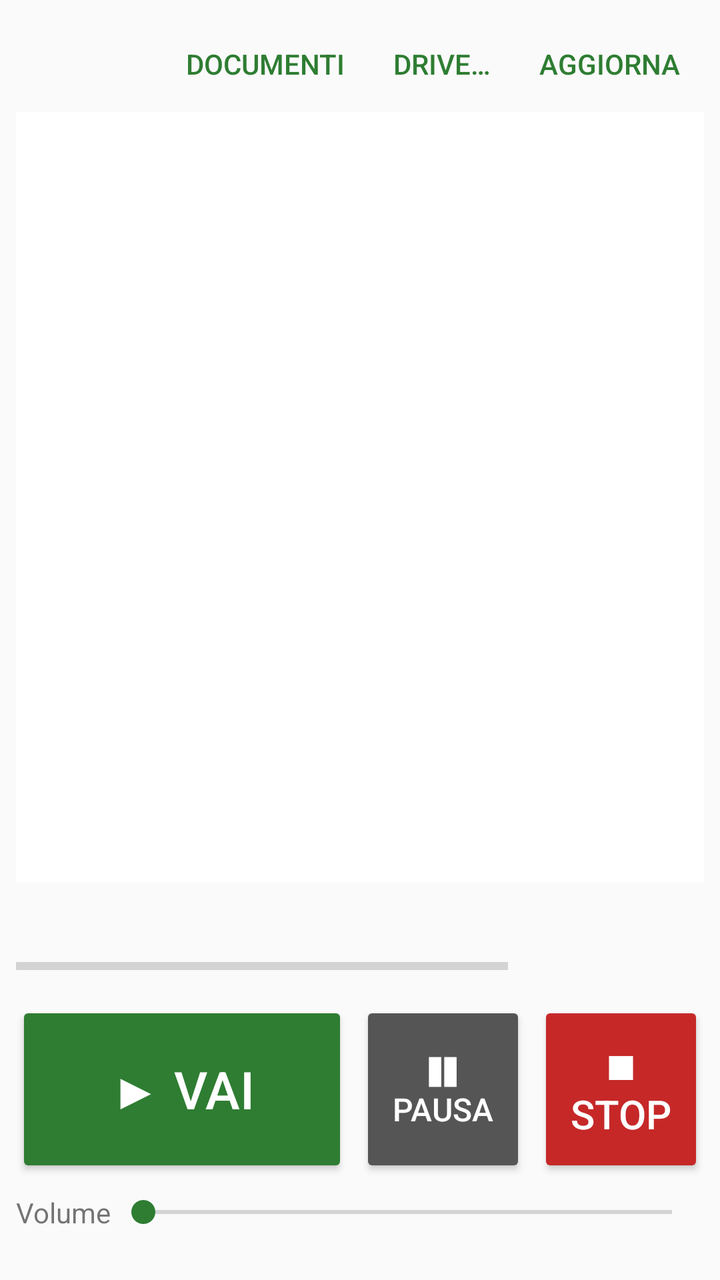
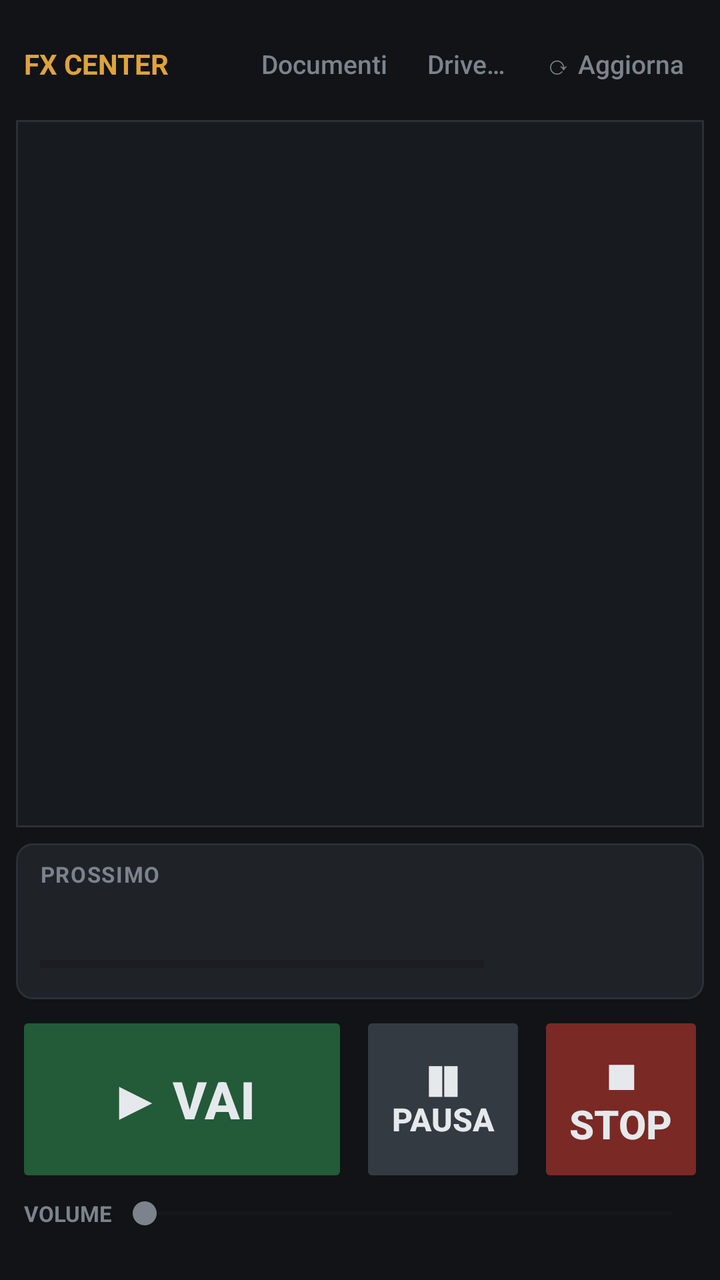

Before-and-after screenshots of an Android layout around one commit, followed by the original layout XML and the change that was made.
<!-- AndroidManifest.xml: application theme AppTheme -->
<!-- res/layout/activity_main.xml -->
<?xml version="1.0" encoding="utf-8"?>
<LinearLayout xmlns:android="http://schemas.android.com/apk/res/android"
    android:layout_width="match_parent"
    android:layout_height="match_parent"
    android:orientation="vertical"
    android:padding="8dp">

    
    <LinearLayout
        android:layout_width="match_parent"
        android:layout_height="wrap_content"
        android:orientation="horizontal"
        android:gravity="center_vertical">

        <TextView
            android:id="@+id/source"
            android:layout_width="0dp"
            android:layout_height="wrap_content"
            android:layout_weight="1"
            android:textSize="12sp"
            android:maxLines="2"
            android:ellipsize="middle" />

        <Button
            android:id="@+id/documents"
            style="?android:attr/buttonBarButtonStyle"
            android:layout_width="wrap_content"
            android:layout_height="wrap_content"
            android:text="@string/documents" />

        <Button
            android:id="@+id/drive"
            style="?android:attr/buttonBarButtonStyle"
            android:layout_width="wrap_content"
            android:layout_height="wrap_content"
            android:text="@string/drive" />

        <Button
            android:id="@+id/refresh"
            style="?android:attr/buttonBarButtonStyle"
            android:layout_width="wrap_content"
            android:layout_height="wrap_content"
            android:text="@string/refresh" />
    </LinearLayout>

    <ListView
        android:id="@+id/cues"
        android:layout_width="match_parent"
        android:layout_height="0dp"
        android:layout_weight="1"
        android:divider="#e0e0e0"
        android:dividerHeight="1dp"
        android:background="#ffffff" />

    <TextView
        android:id="@+id/now_playing"
        android:layout_width="match_parent"
        android:layout_height="wrap_content"
        android:layout_marginTop="8dp"
        android:textSize="18sp"
        android:textStyle="bold"
        android:maxLines="1"
        android:ellipsize="end"
        android:text=" " />

    <LinearLayout
        android:layout_width="match_parent"
        android:layout_height="wrap_content"
        android:orientation="horizontal"
        android:gravity="center_vertical">

        <ProgressBar
            android:id="@+id/progress"
            style="?android:attr/progressBarStyleHorizontal"
            android:layout_width="0dp"
            android:layout_height="wrap_content"
            android:layout_weight="1"
            android:max="1000" />

        <TextView
            android:id="@+id/time"
            android:layout_width="wrap_content"
            android:layout_height="wrap_content"
            android:layout_marginStart="8dp"
            android:textSize="14sp"
            android:minWidth="90dp"
            android:gravity="end" />
    </LinearLayout>

    
    <LinearLayout
        android:layout_width="match_parent"
        android:layout_height="88dp"
        android:layout_marginTop="8dp"
        android:orientation="horizontal">

        <Button
            android:id="@+id/go"
            android:layout_width="0dp"
            android:layout_height="match_parent"
            android:layout_weight="2"
            android:layout_marginEnd="6dp"
            android:backgroundTint="@color/go"
            android:textColor="#ffffff"
            android:textSize="26sp"
            android:text="@string/go" />

        <Button
            android:id="@+id/pause"
            android:layout_width="0dp"
            android:layout_height="match_parent"
            android:layout_weight="1"
            android:layout_marginEnd="6dp"
            android:backgroundTint="@color/pause"
            android:textColor="#ffffff"
            android:textSize="16sp"
            android:text="@string/pause" />

        <Button
            android:id="@+id/stop"
            android:layout_width="0dp"
            android:layout_height="match_parent"
            android:layout_weight="1"
            android:backgroundTint="@color/stop"
            android:textColor="#ffffff"
            android:textSize="20sp"
            android:text="@string/stop" />
    </LinearLayout>

    <LinearLayout
        android:layout_width="match_parent"
        android:layout_height="wrap_content"
        android:layout_marginTop="8dp"
        android:orientation="horizontal"
        android:gravity="center_vertical">

        <TextView
            android:layout_width="wrap_content"
            android:layout_height="wrap_content"
            android:text="@string/volume" />

        <SeekBar
            android:id="@+id/volume"
            android:layout_width="0dp"
            android:layout_height="wrap_content"
            android:layout_weight="1"
            android:max="100" />
    </LinearLayout>

    <TextView
        android:id="@+id/status"
        android:layout_width="match_parent"
        android:layout_height="wrap_content"
        android:textSize="12sp"
        android:maxLines="2"
        android:ellipsize="end"
        android:text=" " />
</LinearLayout>
<!-- resources referenced by this layout -->
<resources>
  <color name="go">#2e7d32</color>
  <color name="pause">#555555</color>
  <color name="stop">#c62828</color>
  <string name="documents">Documenti</string>
  <string name="drive">Drive…</string>
  <string name="go">▶  VAI</string>
  <string name="pause">❚❚  PAUSA</string>
  <string name="refresh">Aggiorna</string>
  <string name="stop">■  STOP</string>
  <string name="volume">Volume</string>
  <style name="AppTheme" parent="@android:style/Theme.Material.Light.NoActionBar">
          <item name="android:colorPrimary">@color/primary</item>
          <item name="android:colorAccent">@color/accent</item>
          <item name="android:windowBackground">@color/background</item>
      </style>
  <color name="primary">#1256cc</color>
  <color name="accent">#2e7d32</color>
  <color name="background">#fafafa</color>
</resources>

<!-- the commit's change to res/layout/activity_main.xml (unified diff, before → after) -->
@@ -3,6 +3,7 @@
     android:layout_width="match_parent"
     android:layout_height="match_parent"
     android:orientation="vertical"
+    android:background="@color/bg"
     android:padding="8dp">
 
     
@@ -13,31 +14,42 @@
         android:gravity="center_vertical">
 
         <TextView
+            android:layout_width="wrap_content"
+            android:layout_height="wrap_content"
+            android:layout_marginStart="4dp"
+            android:layout_marginEnd="8dp"
+            android:text="FX CENTER"
+            android:textColor="@color/accent"
+            android:textSize="14sp"
+            android:textStyle="bold" />
+
+        <TextView
             android:id="@+id/source"
             android:layout_width="0dp"
             android:layout_height="wrap_content"
             android:layout_weight="1"
+            android:textColor="@color/text_dim"
             android:textSize="12sp"
-            android:maxLines="2"
-            android:ellipsize="middle" />
+            android:maxLines="1"
+            android:ellipsize="end" />
 
         <Button
             android:id="@+id/documents"
-            style="?android:attr/buttonBarButtonStyle"
+            style="@style/ToolButton"
             android:layout_width="wrap_content"
             android:layout_height="wrap_content"
             android:text="@string/documents" />
 
         <Button
             android:id="@+id/drive"
-            style="?android:attr/buttonBarButtonStyle"
+            style="@style/ToolButton"
             android:layout_width="wrap_content"
             android:layout_height="wrap_content"
             android:text="@string/drive" />
 
         <Button
             android:id="@+id/refresh"
-            style="?android:attr/buttonBarButtonStyle"
+            style="@style/ToolButton"
             android:layout_width="wrap_content"
             android:layout_height="wrap_content"
             android:text="@string/refresh" />
@@ -48,81 +60,111 @@
         android:layout_width="match_parent"
         android:layout_height="0dp"
         android:layout_weight="1"
-        android:divider="#e0e0e0"
+        android:layout_marginTop="4dp"
+        android:padding="1dp"
+        android:background="@drawable/list_frame"
+        android:divider="@color/bg"
         android:dividerHeight="1dp"
-        android:background="#ffffff" />
-
-    <TextView
-        android:id="@+id/now_playing"
+        android:listSelector="@android:color/transparent" />
+
+    
+    <LinearLayout
         android:layout_width="match_parent"
         android:layout_height="wrap_content"
         android:layout_marginTop="8dp"
-        android:textSize="18sp"
-        android:textStyle="bold"
-        android:maxLines="1"
-        android:ellipsize="end"
-        android:text=" " />
-
-    <LinearLayout
-        android:layout_width="match_parent"
-        android:layout_height="wrap_content"
-        android:orientation="horizontal"
-        android:gravity="center_vertical">
-
-        <ProgressBar
-            android:id="@+id/progress"
-            style="?android:attr/progressBarStyleHorizontal"
-            android:layout_width="0dp"
-            android:layout_height="wrap_content"
-            android:layout_weight="1"
-            android:max="1000" />
-
-        <TextView
-            android:id="@+id/time"
-            android:layout_width="wrap_content"
-            android:layout_height="wrap_content"
-            android:layout_marginStart="8dp"
-            android:textSize="14sp"
-            android:minWidth="90dp"
-            android:gravity="end" />
+        android:orientation="vertical"
+        android:background="@drawable/card"
+        android:paddingStart="12dp"
+        android:paddingEnd="12dp"
+        android:paddingTop="8dp"
+        android:paddingBottom="8dp">
+
+        <TextView
+            android:id="@+id/now_label"
+            android:layout_width="match_parent"
+            android:layout_height="wrap_content"
+            android:text="@string/next"
+            android:textColor="@color/text_dim"
+            android:textSize="11sp"
+            android:textStyle="bold"
+            android:letterSpacing="0.05" />
+
+        <TextView
+            android:id="@+id/now_playing"
+            android:layout_width="match_parent"
+            android:layout_height="wrap_content"
+            android:textColor="@color/text"
+            android:textSize="18sp"
+            android:textStyle="bold"
+            android:maxLines="1"
+            android:ellipsize="end"
+            android:text=" " />
+
+        <LinearLayout
+            android:layout_width="match_parent"
+            android:layout_height="wrap_content"
+            android:layout_marginTop="4dp"
+            android:orientation="horizontal"
+            android:gravity="center_vertical">
+
+            <ProgressBar
+                android:id="@+id/progress"
+                style="?android:attr/progressBarStyleHorizontal"
+                android:layout_width="0dp"
+                android:layout_height="wrap_content"
+                android:layout_weight="1"
+                android:progressTint="@color/accent"
+                android:progressBackgroundTint="@color/bg"
+                android:max="1000" />
+
+            <TextView
+                android:id="@+id/time"
+                android:layout_width="wrap_content"
+                android:layout_height="wrap_content"
+                android:layout_marginStart="8dp"
+                android:textColor="@color/text_dim"
+                android:textSize="14sp"
+                android:minWidth="90dp"
+                android:gravity="end" />
+        </LinearLayout>
     </LinearLayout>
 
     
     <LinearLayout
         android:layout_width="match_parent"
         android:layout_height="88dp"
-        android:layout_marginTop="8dp"
+        android:layout_marginTop="6dp"
         android:orientation="horizontal">
 
         <Button
             android:id="@+id/go"
+            style="@style/Transport"
             android:layout_width="0dp"
             android:layout_height="match_parent"
             android:layout_weight="2"
             android:layout_marginEnd="6dp"
-            android:backgroundTint="@color/go"
-            android:textColor="#ffffff"
+            android:backgroundTint="@color/go_tint"
             android:textSize="26sp"
             android:text="@string/go" />
 
         <Button
             android:id="@+id/pause"
+            style="@style/Transport"
             android:layout_width="0dp"
             android:layout_height="match_parent"
             android:layout_weight="1"
             android:layout_marginEnd="6dp"
-            android:backgroundTint="@color/pause"
-            android:textColor="#ffffff"
+            android:backgroundTint="@color/pause_tint"
             android:textSize="16sp"
             android:text="@string/pause" />
 
         <Button
             android:id="@+id/stop"
+            style="@style/Transport"
             android:layout_width="0dp"
             android:layout_height="match_parent"
             android:layout_weight="1"
-            android:backgroundTint="@color/stop"
-            android:textColor="#ffffff"
+            android:backgroundTint="@color/stop_tint"
             android:textSize="20sp"
             android:text="@string/stop" />
     </LinearLayout>
@@ -130,13 +172,17 @@
     <LinearLayout
         android:layout_width="match_parent"
         android:layout_height="wrap_content"
-        android:layout_marginTop="8dp"
+        android:layout_marginTop="4dp"
         android:orientation="horizontal"
         android:gravity="center_vertical">
 
         <TextView
             android:layout_width="wrap_content"
             android:layout_height="wrap_content"
+            android:layout_marginStart="4dp"
+            android:textColor="@color/text_dim"
+            android:textSize="11sp"
+            android:textStyle="bold"
             android:text="@string/volume" />
 
         <SeekBar
@@ -144,6 +190,9 @@
             android:layout_width="0dp"
             android:layout_height="wrap_content"
             android:layout_weight="1"
+            android:progressTint="@color/text_dim"
+            android:progressBackgroundTint="@color/raised"
+            android:thumbTint="@color/text_dim"
             android:max="100" />
     </LinearLayout>
 
@@ -151,6 +200,8 @@
         android:id="@+id/status"
         android:layout_width="match_parent"
         android:layout_height="wrap_content"
+        android:layout_marginStart="4dp"
+        android:textColor="@color/text_dim"
         android:textSize="12sp"
         android:maxLines="2"
         android:ellipsize="end"
<!-- resource entries referenced after the edit -->
@@ -1,22 +1,62 @@
 <!-- resources referenced by this layout -->
 <resources>
-  <color name="go">#2e7d32</color>
-  <color name="pause">#555555</color>
-  <color name="stop">#c62828</color>
   <string name="documents">Documenti</string>
   <string name="drive">Drive…</string>
   <string name="go">▶  VAI</string>
+  <string name="next">PROSSIMO</string>
   <string name="pause">❚❚  PAUSA</string>
-  <string name="refresh">Aggiorna</string>
+  <string name="refresh">⟳ Aggiorna</string>
   <string name="stop">■  STOP</string>
-  <string name="volume">Volume</string>
-  <style name="AppTheme" parent="@android:style/Theme.Material.Light.NoActionBar">
-          <item name="android:colorPrimary">@color/primary</item>
+  <string name="volume">VOLUME</string>
+  <style name="ToolButton" parent="@android:style/Widget.Material.Button.Borderless">
+          <item name="android:textColor">@color/text_dim</item>
+          <item name="android:textSize">13sp</item>
+          <item name="android:textAllCaps">false</item>
+          <item name="android:minWidth">0dp</item>
+          <item name="android:paddingStart">10dp</item>
+          <item name="android:paddingEnd">10dp</item>
+      </style>
+  <style name="Transport" parent="@android:style/Widget.Material.Button">
+          <item name="android:textColor">@color/transport_text</item>
+          <item name="android:textStyle">bold</item>
+          <item name="android:stateListAnimator">@null</item>
+      </style>
+  <style name="AppTheme" parent="@android:style/Theme.Material.NoActionBar">
+          <item name="android:colorPrimary">@color/bg</item>
+          <item name="android:colorPrimaryDark">@color/bg</item>
           <item name="android:colorAccent">@color/accent</item>
-          <item name="android:windowBackground">@color/background</item>
+          <item name="android:colorBackground">@color/bg</item>
+          <item name="android:windowBackground">@color/bg</item>
+          <item name="android:textColorPrimary">@color/text</item>
+          <item name="android:textColorSecondary">@color/text_dim</item>
+          <item name="android:statusBarColor">@color/bg</item>
+          <item name="android:navigationBarColor">@color/bg</item>
+          <item name="android:alertDialogTheme">@style/AppDialog</item>
       </style>
-  <color name="primary">#1256cc</color>
-  <color name="accent">#2e7d32</color>
-  <color name="background">#fafafa</color>
+  <color name="border">#2b3037</color>
+  <color name="surface">#171a1e</color>
+  <style name="AppDialog" parent="@android:style/Theme.Material.Dialog.Alert">
+          <item name="android:colorAccent">@color/accent</item>
+          <item name="android:colorBackground">@color/raised</item>
+          <item name="android:textColorPrimary">@color/text</item>
+      </style>
+  <color name="accent">#e0a33a</color>
+  <color name="bg">#111316</color>
+  <color name="raised">#1f2328</color>
+  <color name="text">#c4c8ce</color>
+  <color name="text_dim">#7c838c</color>
+  <!-- drawable card (drawable) -->
+  <?xml version="1.0" encoding="utf-8"?>
+  <shape xmlns:android="http://schemas.android.com/apk/res/android" android:shape="rectangle">
+      <solid android:color="@color/raised" />
+      <stroke android:width="1dp" android:color="@color/border" />
+      <corners android:radius="8dp" />
+  </shape>
+  <!-- drawable list_frame (drawable) -->
+  <?xml version="1.0" encoding="utf-8"?>
+  <shape xmlns:android="http://schemas.android.com/apk/res/android" android:shape="rectangle">
+      <solid android:color="@color/surface" />
+      <stroke android:width="1dp" android:color="@color/border" />
+  </shape>
 </resources>
 
